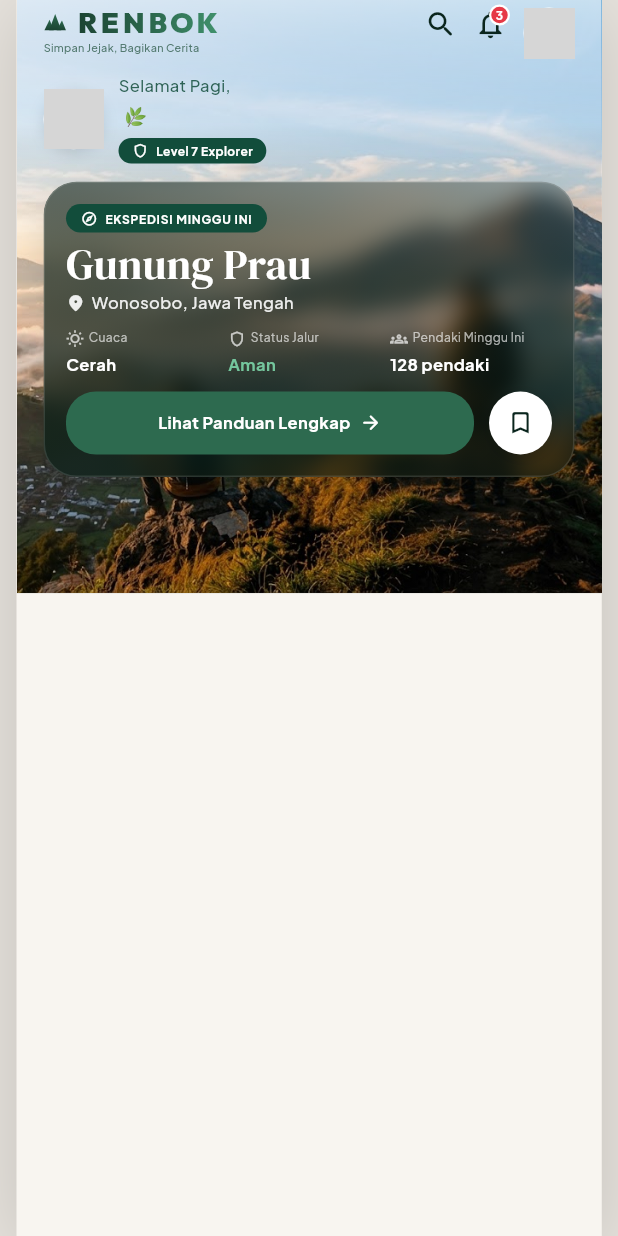
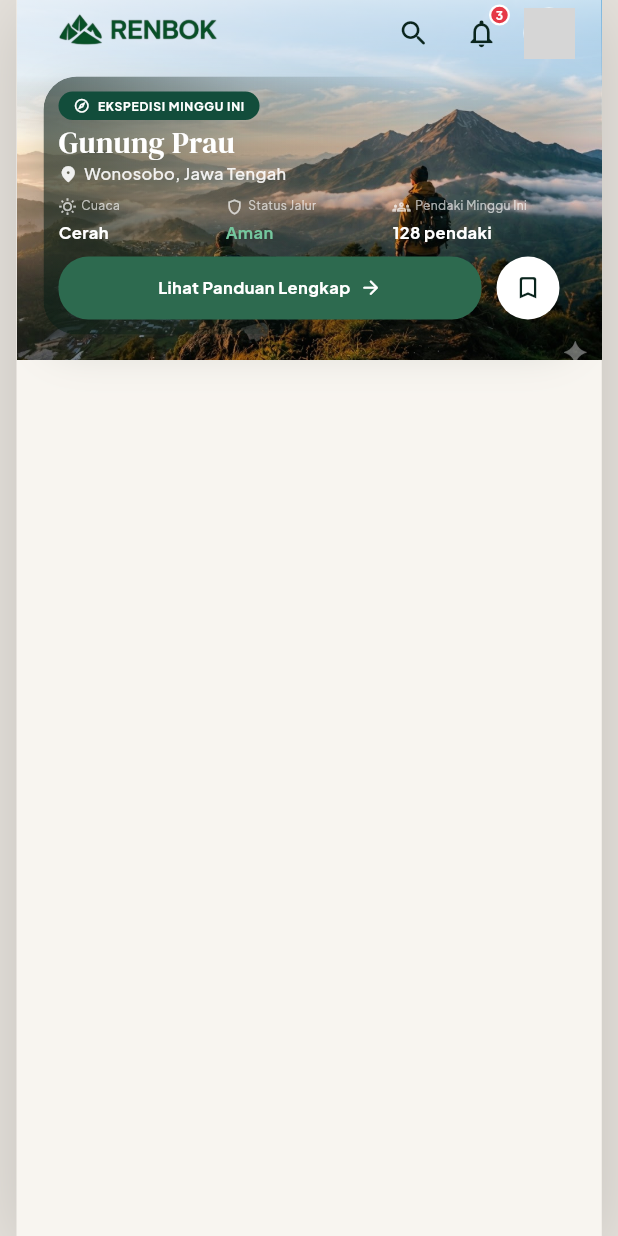
Before and after one commit to kenzonuts/Renbox, a Flutter app: the _ImmersiveHeroHeader widget shown alone on an empty page, opened directly with sample values from the repository, on a phone screen of 412 x 824 dp. Run offline on Flutter 3.47's test engine with Material 3 defaults, Android fonts, the phone set to English and light mode, and no system bars; our stand-ins replace cached_network_image, dio, flutter_riverpod, flutter_secure_storage, go_router, google_fonts and 2 more; accounts and stored records are empty; network calls fail; grey boxes are pictures that could not be loaded.

Commit message:
top card atas finish

```diff
--- a/frontend/lib/features/home/screens/home_screen.dart
+++ b/frontend/lib/features/home/screens/home_screen.dart
@@ -8,7 +8,6 @@ import 'package:google_fonts/google_fonts.dart';
 import '../../../core/constants/app_layout.dart';
 import '../../../core/theme/app_colors.dart';
 import '../../../core/widgets/loading_view.dart';
-import '../../../core/widgets/renbok_logo.dart';
 import '../../../models/location_model.dart';
 import '../../../models/post_model.dart';
 import '../../auth/providers/auth_provider.dart';
@@ -43,16 +42,15 @@ class HomeScreen extends ConsumerWidget {
               child: _ImmersiveHeroHeader(
                 featured: state.featured,
                 avatarUrl: profile?.avatarUrl,
-                userName: profile?.fullName ?? 'Kenzo',
               ),
             ),
             SliverToBoxAdapter(
               child: Container(
-                transform: Matrix4.translationValues(0, -12, 0),
+                transform: Matrix4.translationValues(0, -16, 0),
                 padding: const EdgeInsets.fromLTRB(16, 8, 16, 0),
                 decoration: const BoxDecoration(
                   color: Color(0xFFFCFAF7),
-                  borderRadius: BorderRadius.vertical(top: Radius.circular(28)),
+                  borderRadius: BorderRadius.vertical(top: Radius.circular(56)),
                 ),
                 child: Column(
                   children: [
@@ -90,25 +88,14 @@ class _ImmersiveHeroHeader extends StatelessWidget {
   const _ImmersiveHeroHeader({
     required this.featured,
     this.avatarUrl,
-    required this.userName,
   });
 
   final LocationModel? featured;
   final String? avatarUrl;
-  final String userName;
-
-  String get _greeting {
-    final h = DateTime.now().hour;
-    if (h < 11) return 'Selamat Pagi';
-    if (h < 15) return 'Selamat Siang';
-    if (h < 18) return 'Selamat Sore';
-    return 'Selamat Malam';
-  }
 
   @override
   Widget build(BuildContext context) {
-    final size = MediaQuery.sizeOf(context);
-    final heroHeight = (size.height * 0.48).clamp(390.0, 440.0);
+    const heroHeight = 240.0;
     final destName = featured?.name ?? 'Gunung Prau';
     final destLocation = featured?.locationLine.isNotEmpty == true
         ? featured!.locationLine
@@ -166,14 +153,21 @@ class _ImmersiveHeroHeader extends StatelessWidget {
           SafeArea(
             bottom: false,
             child: Padding(
-              padding: const EdgeInsets.fromLTRB(18, 5, 18, 28),
+              padding: const EdgeInsets.fromLTRB(18, 5, 18, 0),
               child: Column(
                 crossAxisAlignment: CrossAxisAlignment.start,
                 children: [
                   Row(
-                    crossAxisAlignment: CrossAxisAlignment.start,
+                    crossAxisAlignment: CrossAxisAlignment.center,
                     children: [
-                      const RenbokLogo(size: 19, showSubtitle: true),
+                      SizedBox(
+                        width: 130,
+                        height: 34,
+                        child: Image.asset(
+                          'img/logo/Logo.png',
+                          fit: BoxFit.fitWidth,
+                        ),
+                      ),
                       const Spacer(),
                       _HeroHeaderIcon(
                         icon: Icons.search_rounded,
@@ -266,104 +260,6 @@ class _ImmersiveHeroHeader extends StatelessWidget {
                       ),
                     ],
                   ),
-                  const SizedBox(height: 11),
-                  Row(
-                    crossAxisAlignment: CrossAxisAlignment.center,
-                    children: [
-                      Container(
-                        width: 40,
-                        height: 40,
-                        decoration: BoxDecoration(
-                          shape: BoxShape.circle,
-                          border: Border.all(color: Colors.white, width: 2.5),
-                          boxShadow: [
-                            BoxShadow(
-                              color: Colors.black.withValues(alpha: 0.12),
-                              blurRadius: 8,
-                              offset: const Offset(0, 2),
-                            ),
-                          ],
-                          image: avatarUrl != null
-                              ? DecorationImage(
-                                  image: NetworkImage(avatarUrl!),
-                                  fit: BoxFit.cover,
-                                )
-                              : null,
-                          color: AppColors.stone,
-                        ),
-                        child: avatarUrl == null
-                            ? const Icon(Icons.person, color: _green, size: 19)
-                            : null,
-                      ),
-                      const SizedBox(width: 10),
-                      Expanded(
-                        child: Column(
-                          crossAxisAlignment: CrossAxisAlignment.start,
-                          children: [
-                            Text(
-                              '$_greeting,',
-                              style: GoogleFonts.plusJakartaSans(
-                                fontSize: 11,
-                                fontWeight: FontWeight.w500,
-                                color: _green.withValues(alpha: 0.85),
-                                height: 1.1,
-                              ),
-                            ),
-                            Row(
-                              crossAxisAlignment: CrossAxisAlignment.end,
-                              children: [
-                                Text(
-                                  userName,
-                                  style: GoogleFonts.dmSerifDisplay(
-                                    fontSize: 26,
-                                    color: _green,
-                                    height: 1.05,
-                                  ),
-                                ),
-                                const Padding(
-                                  padding: EdgeInsets.only(left: 4, bottom: 3),
-                                  child: Text(
-                                    '🌿',
-                                    style: TextStyle(fontSize: 12),
-                                  ),
-                                ),
-                              ],
-                            ),
-                            const SizedBox(height: 3),
-                            Container(
-                              padding: const EdgeInsets.symmetric(
-                                horizontal: 9,
-                                vertical: 3,
-                              ),
-                              decoration: BoxDecoration(
-                                color: _green,
-                                borderRadius: BorderRadius.circular(20),
-                              ),
-                              child: Row(
-                                mainAxisSize: MainAxisSize.min,
-                                children: [
-                                  const Icon(
-                                    Icons.shield_outlined,
-                                    size: 11,
-                                    color: Colors.white,
-                                  ),
-                                  const SizedBox(width: 5),
-                                  Text(
-                                    'Level 7 Explorer',
-                                    style: GoogleFonts.plusJakartaSans(
-                                      fontSize: 8,
-                                      fontWeight: FontWeight.w700,
-                                      color: Colors.white,
-                                    ),
-                                  ),
-                                ],
-                              ),
-                            ),
-                          ],
-                        ),
-                      ),
-                    ],
-                  ),
                   const SizedBox(height: 12),
                   GestureDetector(
                     onTap: () => context.push('/location/$slug'),
@@ -381,24 +277,24 @@ class _ImmersiveHeroHeader extends StatelessWidget {
                       child: ClipRRect(
                         borderRadius: BorderRadius.circular(22),
                         child: BackdropFilter(
-                          filter: ImageFilter.blur(sigmaX: 8, sigmaY: 8),
+                          filter: ImageFilter.blur(sigmaX: 0, sigmaY: 0),
                           child: Container(
                             width: double.infinity,
-                            padding: const EdgeInsets.all(14),
+                            padding: const EdgeInsets.all(9),
                             decoration: BoxDecoration(
                               gradient: const LinearGradient(
-                                begin: Alignment.topRight,
-                                end: Alignment.bottomLeft,
+                                begin: Alignment.centerLeft,
+                                end: Alignment.centerRight,
                                 colors: [
-                                  Color(0x3D0A1E16),
-                                  Color(0x850A1E16),
-                                  Color(0xB80A1E16),
+                                  Color(0x940A1E16),
+                                  Color(0x330A1E16),
+                                  Color(0x000A1E16),
                                 ],
-                                stops: [0.0, 0.58, 1.0],
+                                stops: [0.0, 0.38, 0.72],
                               ),
                               borderRadius: BorderRadius.circular(22),
                               border: Border.all(
-                                color: Colors.white.withValues(alpha: 0.12),
+                                color: Colors.transparent,
                               ),
                             ),
                             child: Column(
@@ -435,16 +331,16 @@ class _ImmersiveHeroHeader extends StatelessWidget {
                                     ],
                                   ),
                                 ),
-                                const SizedBox(height: 7),
+                                const SizedBox(height: 5),
                                 Text(
                                   destName,
                                   style: GoogleFonts.dmSerifDisplay(
-                                    fontSize: 28,
+                                    fontSize: 20,
                                     color: Colors.white,
                                     height: 1.0,
                                   ),
                                 ),
-                                const SizedBox(height: 4),
+                                const SizedBox(height: 3),
                                 Row(
                                   children: [
                                     Icon(
@@ -465,7 +361,7 @@ class _ImmersiveHeroHeader extends StatelessWidget {
                                     ),
                                   ],
                                 ),
-                                const SizedBox(height: 10),
+                                const SizedBox(height: 8),
                                 const Row(
                                   children: [
                                     Expanded(
@@ -492,7 +388,7 @@ class _ImmersiveHeroHeader extends StatelessWidget {
                                     ),
                                   ],
                                 ),
-                                const SizedBox(height: 10),
+                                const SizedBox(height: 8),
                                 Row(
                                   children: [
                                     Expanded(
@@ -583,7 +479,11 @@ class _HeroHeaderIcon extends StatelessWidget {
   Widget build(BuildContext context) {
     return GestureDetector(
       onTap: onTap,
-      child: Icon(icon, color: _ink, size: 22),
+      child: SizedBox(
+        width: 34,
+        height: 34,
+        child: Icon(icon, color: _ink, size: 22),
+      ),
     );
   }
 }
```
